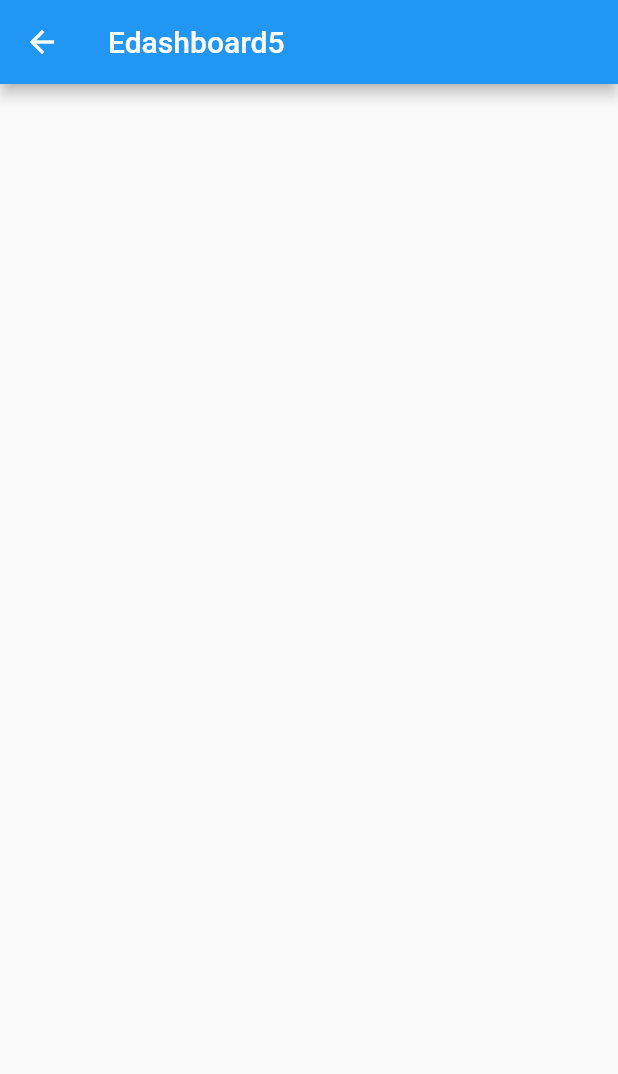
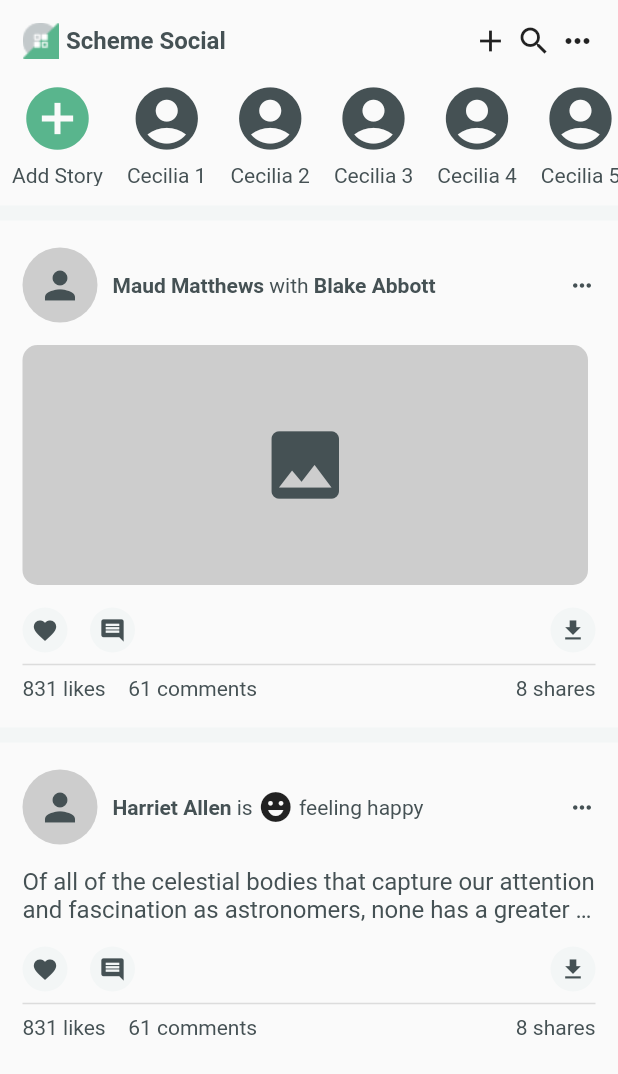
Before and after one commit to syafrialzulmi/flutter_learning, a Flutter app: the Edashboard5View screen opened directly, on a phone screen of 412 x 824 dp. Shown: the top 1074 px of the screen. Run offline on Flutter 3.47's test engine with Material 2 defaults, Android fonts, the phone set to English and light mode, and no system bars; our stand-ins replace smooth_page_indicator.

Commit message:
update dashboard 5

```diff
--- a/lib/module/online_class/flutter_book/edashboard4/view/edashboard4_view.dart
+++ b/lib/module/online_class/flutter_book/edashboard4/view/edashboard4_view.dart
@@ -14,7 +14,7 @@ class Edashboard4View extends StatefulWidget {
       floatingActionButton: FloatingActionButton(
         onPressed: () {},
         backgroundColor: Colors.green,
-        child: const Icon(Icons.add_circle),
+        child: const Icon(Icons.add),
       ),
       body: SingleChildScrollView(
         child: Column(
--- a/lib/module/online_class/flutter_book/edashboard5/view/edashboard5_view.dart
+++ b/lib/module/online_class/flutter_book/edashboard5/view/edashboard5_view.dart
@@ -1,5 +1,6 @@
 import 'package:flutter/material.dart';
 import 'package:flutter_learning/core.dart';
+import 'package:flutter_learning/module/online_class/flutter_book/edashboard5/widget/get_card.dart';
 import '../controller/edashboard5_controller.dart';
 
 class Edashboard5View extends StatefulWidget {
@@ -8,16 +9,95 @@ class Edashboard5View extends StatefulWidget {
   Widget build(context, Edashboard5Controller controller) {
     controller.view = this;
 
+    // var height = AppBar().preferredSize.height;
+    var height = MediaQuery.of(context).viewPadding.top;
+
     return Scaffold(
-      appBar: AppBar(
-        title: const Text("Edashboard5"),
-        actions: const [],
-      ),
       body: SingleChildScrollView(
         child: Container(
-          padding: const EdgeInsets.all(10.0),
+          padding: EdgeInsets.only(top: height),
           child: Column(
-            children: const [],
+            crossAxisAlignment: CrossAxisAlignment.start,
+            children: [
+              Container(
+                padding: const EdgeInsets.all(15),
+                child: Row(
+                  mainAxisAlignment: MainAxisAlignment.spaceBetween,
+                  children: [
+                    Row(
+                      children: [
+                        Image.asset("assets/icons/logo.png"),
+                        const SizedBox(
+                          width: 5,
+                        ),
+                        const Text(
+                          "Scheme Social",
+                          style: TextStyle(
+                            fontSize: 16,
+                            fontWeight: FontWeight.w700,
+                            color: Color(0xff455154),
+                          ),
+                        ),
+                      ],
+                    ),
+                    Row(
+                      children: const [
+                        Icon(Icons.add),
+                        SizedBox(
+                          width: 5,
+                        ),
+                        Icon(Icons.search),
+                        SizedBox(
+                          width: 5,
+                        ),
+                        Icon(Icons.more_horiz),
+                      ],
+                    ),
+                  ],
+                ),
+              ),
+              Container(
+                margin: const EdgeInsets.only(bottom: 10),
+                height: 70,
+                child: ListView.builder(
+                  scrollDirection: Axis.horizontal,
+                  itemCount: 10,
+                  itemBuilder: (context, index) {
+                    return Padding(
+                      padding: const EdgeInsets.symmetric(horizontal: 8),
+                      child: Column(
+                        mainAxisAlignment: MainAxisAlignment.end,
+                        children: [
+                          Icon(
+                            index == 0
+                                ? Icons.add_circle
+                                : Icons.account_circle,
+                            size: 50,
+                            color: index == 0
+                                ? const Color(0xff59B58D)
+                                : const Color(0xff455154),
+                          ),
+                          const SizedBox(
+                            height: 5,
+                          ),
+                          Text(
+                            index == 0 ? "Add Story" : "Cecilia $index",
+                            textAlign: TextAlign.center,
+                            style: const TextStyle(
+                              color: Color(0xff455154),
+                              fontSize: 14,
+                              fontWeight: FontWeight.w400,
+                            ),
+                          ),
+                        ],
+                      ),
+                    );
+                  },
+                ),
+              ),
+              getPostImage(),
+              getPostText(),
+            ],
           ),
         ),
       ),
--- /dev/null
+++ b/lib/module/online_class/flutter_book/edashboard5/widget/get_card.dart
@@ -0,0 +1,376 @@
+import 'package:flutter/material.dart';
+import 'package:flutter_learning/core.dart';
+
+getPostImage() {
+  return Column(
+    children: [
+      const Divider(
+        thickness: 10,
+        color: Color(0xffF3F6F6),
+      ),
+      Padding(
+        padding: const EdgeInsets.symmetric(
+          horizontal: 15,
+          vertical: 15,
+        ),
+        child: SizedBox(
+          child: Column(
+            children: [
+              Row(
+                mainAxisAlignment: MainAxisAlignment.spaceBetween,
+                children: [
+                  Row(
+                    mainAxisAlignment: MainAxisAlignment.start,
+                    children: [
+                      const CircleAvatar(
+                        radius: 25,
+                        backgroundColor: Color(0xffCDCDCD),
+                        child: Icon(
+                          Icons.person,
+                          color: Color(0xff455154),
+                          size: 30,
+                        ),
+                      ),
+                      const SizedBox(
+                        width: 10,
+                      ),
+                      RichText(
+                        textAlign: TextAlign.left,
+                        text: const TextSpan(children: [
+                          TextSpan(
+                            text: "Maud Matthews",
+                            style: TextStyle(
+                              fontSize: 14,
+                              fontWeight: FontWeight.w700,
+                              color: Color(0xff455154),
+                            ),
+                          ),
+                          TextSpan(
+                            text: " with ",
+                            style: TextStyle(
+                              fontSize: 14,
+                              fontWeight: FontWeight.w400,
+                              color: Color(0xff455154),
+                            ),
+                          ),
+                          TextSpan(
+                            text: "Blake Abbott",
+                            style: TextStyle(
+                              fontSize: 14,
+                              fontWeight: FontWeight.w700,
+                              color: Color(0xff455154),
+                            ),
+                          ),
+                        ]),
+                      ),
+                    ],
+                  ),
+                  const Icon(
+                    Icons.more_horiz,
+                    color: Color(0xff455154),
+                    size: 18,
+                  ),
+                ],
+              ),
+              const SizedBox(
+                height: 15,
+              ),
+              Container(
+                margin: const EdgeInsets.only(right: 5),
+                height: 160,
+                width: MediaQuery.of(Get.currentContext).size.width,
+                decoration: const BoxDecoration(
+                  borderRadius: BorderRadius.all(
+                    Radius.circular(10),
+                  ),
+                  color: Color(0xffCDCDCD),
+                ),
+                child: const Icon(
+                  Icons.image,
+                  size: 60,
+                  color: Color(0xff455154),
+                ),
+              ),
+              const SizedBox(
+                height: 15,
+              ),
+              Row(
+                mainAxisAlignment: MainAxisAlignment.spaceBetween,
+                children: [
+                  Row(
+                    children: const [
+                      CircleAvatar(
+                        radius: 15,
+                        backgroundColor: Color(0xffF3F6F6),
+                        child: Icon(
+                          Icons.favorite,
+                          color: Color(0xff455154),
+                          size: 18,
+                        ),
+                      ),
+                      SizedBox(
+                        width: 15,
+                      ),
+                      CircleAvatar(
+                        radius: 15,
+                        backgroundColor: Color(0xffF3F6F6),
+                        child: Icon(
+                          Icons.comment,
+                          color: Color(0xff455154),
+                          size: 18,
+                        ),
+                      ),
+                    ],
+                  ),
+                  Row(
+                    children: const [
+                      CircleAvatar(
+                        radius: 15,
+                        backgroundColor: Color(0xffF3F6F6),
+                        child: Icon(
+                          Icons.download,
+                          color: Color(0xff455154),
+                          size: 18,
+                        ),
+                      ),
+                    ],
+                  )
+                ],
+              ),
+              const Divider(
+                thickness: 1,
+              ),
+              Row(
+                mainAxisAlignment: MainAxisAlignment.spaceBetween,
+                children: [
+                  Row(
+                    mainAxisAlignment: MainAxisAlignment.spaceBetween,
+                    children: const [
+                      Text(
+                        "831 likes",
+                        style: TextStyle(
+                          fontSize: 14,
+                          fontWeight: FontWeight.w400,
+                          color: Color(0xff455154),
+                        ),
+                      ),
+                      SizedBox(
+                        width: 15,
+                      ),
+                      Text(
+                        "61 comments",
+                        style: TextStyle(
+                          fontSize: 14,
+                          fontWeight: FontWeight.w400,
+                          color: Color(0xff455154),
+                        ),
+                      ),
+                    ],
+                  ),
+                  Row(
+                    children: const [
+                      Text(
+                        "8 shares",
+                        style: TextStyle(
+                          fontSize: 14,
+                          fontWeight: FontWeight.w400,
+                          color: Color(0xff455154),
+                        ),
+                      ),
+                    ],
+                  ),
+                ],
+              )
+            ],
+          ),
+        ),
+      ),
+    ],
+  );
+}
+
+getPostText() {
+  return Column(
+    children: [
+      const Divider(
+        thickness: 10,
+        color: Color(0xffF3F6F6),
+      ),
+      Padding(
+        padding: const EdgeInsets.symmetric(
+          horizontal: 15,
+          vertical: 15,
+        ),
+        child: SizedBox(
+          child: Column(
+            children: [
+              Row(
+                mainAxisAlignment: MainAxisAlignment.spaceBetween,
+                children: [
+                  Row(
+                    mainAxisAlignment: MainAxisAlignment.start,
+                    children: [
+                      const CircleAvatar(
+                        radius: 25,
+                        backgroundColor: Color(0xffCDCDCD),
+                        child: Icon(
+                          Icons.person,
+                          color: Color(0xff455154),
+                          size: 30,
+                        ),
+                      ),
+                      const SizedBox(
+                        width: 10,
+                      ),
+                      RichText(
+                        textAlign: TextAlign.left,
+                        text: const TextSpan(children: [
+                          TextSpan(
+                            text: "Harriet Allen",
+                            style: TextStyle(
+                              fontSize: 14,
+                              fontWeight: FontWeight.w700,
+                              color: Color(0xff455154),
+                            ),
+                          ),
+                          TextSpan(
+                            text: " is ",
+                            style: TextStyle(
+                              fontSize: 14,
+                              fontWeight: FontWeight.w400,
+                              color: Color(0xff455154),
+                            ),
+                          ),
+                          WidgetSpan(
+                            alignment: PlaceholderAlignment.middle,
+                            child: Icon(Icons.emoji_emotions),
+                          ),
+                          TextSpan(
+                            text: " feeling happy",
+                            style: TextStyle(
+                              fontSize: 14,
+                              fontWeight: FontWeight.w400,
+                              color: Color(0xff455154),
+                            ),
+                          ),
+                        ]),
+                      ),
+                    ],
+                  ),
+                  const Icon(
+                    Icons.more_horiz,
+                    color: Color(0xff455154),
+                    size: 18,
+                  ),
+                ],
+              ),
+              const SizedBox(
+                height: 15,
+              ),
+              const Text(
+                "Of all of the celestial bodies that capture our attention and fascination as astronomers, none has a greater influence on life on planet Earth than it’s own satellite, the ",
+                maxLines: 2,
+                overflow: TextOverflow.ellipsis,
+                style: TextStyle(
+                  color: Color(0xff455154),
+                  fontSize: 16,
+                  fontWeight: FontWeight.w400,
+                ),
+              ),
+              const SizedBox(
+                height: 15,
+              ),
+              Row(
+                mainAxisAlignment: MainAxisAlignment.spaceBetween,
+                children: [
+                  Row(
+                    children: const [
+                      CircleAvatar(
+                        radius: 15,
+                        backgroundColor: Color(0xffF3F6F6),
+                        child: Icon(
+                          Icons.favorite,
+                          color: Color(0xff455154),
+                          size: 18,
+                        ),
+                      ),
+                      SizedBox(
+                        width: 15,
+                      ),
+                      CircleAvatar(
+                        radius: 15,
+                        backgroundColor: Color(0xffF3F6F6),
+                        child: Icon(
+                          Icons.comment,
+                          color: Color(0xff455154),
+                          size: 18,
+                        ),
+                      ),
+                    ],
+                  ),
+                  Row(
+                    children: const [
+                      CircleAvatar(
+                        radius: 15,
+                        backgroundColor: Color(0xffF3F6F6),
+                        child: Icon(
+                          Icons.download,
+                          color: Color(0xff455154),
+                          size: 18,
+                        ),
+                      ),
+                    ],
+                  )
+                ],
+              ),
+              const Divider(
+                thickness: 1,
+              ),
+              Row(
+                mainAxisAlignment: MainAxisAlignment.spaceBetween,
+                children: [
+                  Row(
+                    mainAxisAlignment: MainAxisAlignment.spaceBetween,
+                    children: const [
+                      Text(
+                        "831 likes",
+                        style: TextStyle(
+                          fontSize: 14,
+                          fontWeight: FontWeight.w400,
+                          color: Color(0xff455154),
+                        ),
+                      ),
+                      SizedBox(
+                        width: 15,
+                      ),
+                      Text(
+                        "61 comments",
+                        style: TextStyle(
+                          fontSize: 14,
+                          fontWeight: FontWeight.w400,
+                          color: Color(0xff455154),
+                        ),
+                      ),
+                    ],
+                  ),
+                  Row(
+                    children: const [
+                      Text(
+                        "8 shares",
+                        style: TextStyle(
+                          fontSize: 14,
+                          fontWeight: FontWeight.w400,
+                          color: Color(0xff455154),
+                        ),
+                      ),
+                    ],
+                  ),
+                ],
+              )
+            ],
+          ),
+        ),
+      ),
+    ],
+  );
+}
```
Also changed, not shown: pubspec.lock.
